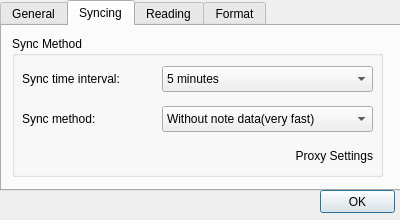
WizTeam/WizQTClient, file src/ui/wizpreferencedialog.ui: the form before one commit.
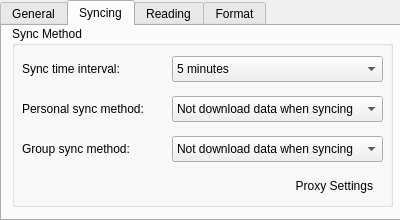
The form after the commit. The open tabs and pages were chosen to show the change.

Commit message:
add new group syncing method on gui
syncing method the same as personal notes download time line, but have
not implemented yet~

The edit to the form file:
```diff
--- a/src/ui/wizpreferencedialog.ui
+++ b/src/ui/wizpreferencedialog.ui
@@ -37,7 +37,7 @@
      <x>0</x>
      <y>0</y>
      <width>401</width>
-     <height>191</height>
+     <height>221</height>
     </rect>
    </property>
    <property name="currentIndex">
@@ -110,9 +110,9 @@
      <property name="geometry">
       <rect>
        <x>10</x>
-       <y>10</y>
-       <width>371</width>
-       <height>141</height>
+       <y>0</y>
+       <width>381</width>
+       <height>181</height>
       </rect>
      </property>
      <property name="title">
@@ -122,7 +122,7 @@
       <property name="geometry">
        <rect>
         <x>190</x>
-        <y>110</y>
+        <y>150</y>
         <width>171</width>
         <height>20</height>
        </rect>
@@ -137,7 +137,7 @@
      <widget class="QComboBox" name="comboSyncInterval">
       <property name="geometry">
        <rect>
-        <x>150</x>
+        <x>160</x>
         <y>30</y>
         <width>211</width>
         <height>26</height>
@@ -190,18 +190,18 @@
        <rect>
         <x>10</x>
         <y>70</y>
-        <width>131</width>
+        <width>151</width>
         <height>26</height>
        </rect>
       </property>
       <property name="text">
-       <string>Sync method:</string>
+       <string>Personal sync method:</string>
       </property>
      </widget>
      <widget class="QComboBox" name="comboSyncMethod">
       <property name="geometry">
        <rect>
-        <x>150</x>
+        <x>160</x>
         <y>70</y>
         <width>211</width>
         <height>26</height>
@@ -209,7 +209,7 @@
       </property>
       <item>
        <property name="text">
-        <string>Without note data(very fast)</string>
+        <string>Not download data when syncing</string>
        </property>
       </item>
       <item>
@@ -233,6 +233,54 @@
        </property>
       </item>
      </widget>
+     <widget class="QComboBox" name="comboSyncGroupMethod">
+      <property name="geometry">
+       <rect>
+        <x>160</x>
+        <y>110</y>
+        <width>211</width>
+        <height>26</height>
+       </rect>
+      </property>
+      <item>
+       <property name="text">
+        <string>Not download data when syncing</string>
+       </property>
+      </item>
+      <item>
+       <property name="text">
+        <string>Download recent 1 day's data</string>
+       </property>
+      </item>
+      <item>
+       <property name="text">
+        <string>Download recent 1 week's data</string>
+       </property>
+      </item>
+      <item>
+       <property name="text">
+        <string>Download recent 1 month's data</string>
+       </property>
+      </item>
+      <item>
+       <property name="text">
+        <string>Download all data when syncing</string>
+       </property>
+      </item>
+     </widget>
+     <widget class="QLabel" name="labelSyncGroupMethod">
+      <property name="geometry">
+       <rect>
+        <x>10</x>
+        <y>110</y>
+        <width>151</width>
+        <height>26</height>
+       </rect>
+      </property>
+      <property name="text">
+       <string>Group sync method:</string>
+      </property>
+     </widget>
     </widget>
    </widget>
    <widget class="QWidget" name="tabReading">
@@ -349,19 +397,6 @@
     </widget>
    </widget>
   </widget>
-  <widget class="QPushButton" name="buttonOK">
-   <property name="geometry">
-    <rect>
-     <x>320</x>
-     <y>190</y>
-     <width>75</width>
-     <height>23</height>
-    </rect>
-   </property>
-   <property name="text">
-    <string>OK</string>
-   </property>
-  </widget>
  </widget>
  <resources/>
  <connections/>
```
Left out of the diff: 16 changed lines with no effect on the pictures. The commit also changes 6 other files.
